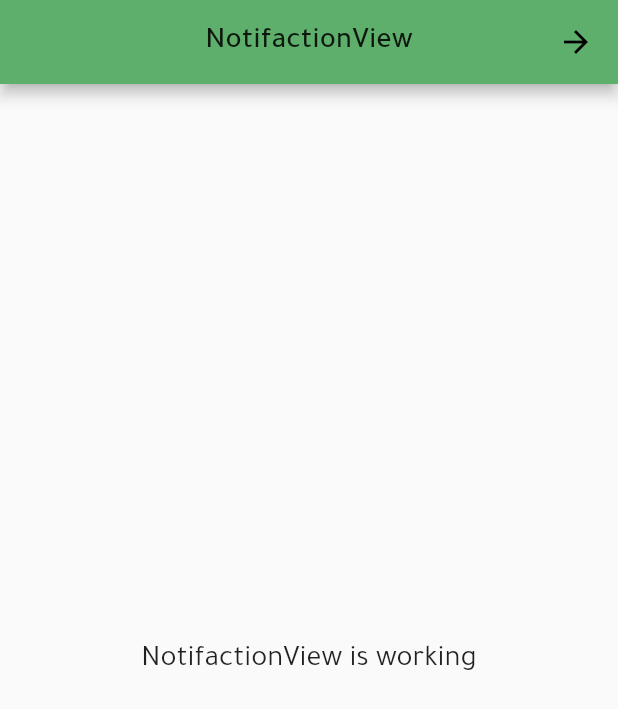
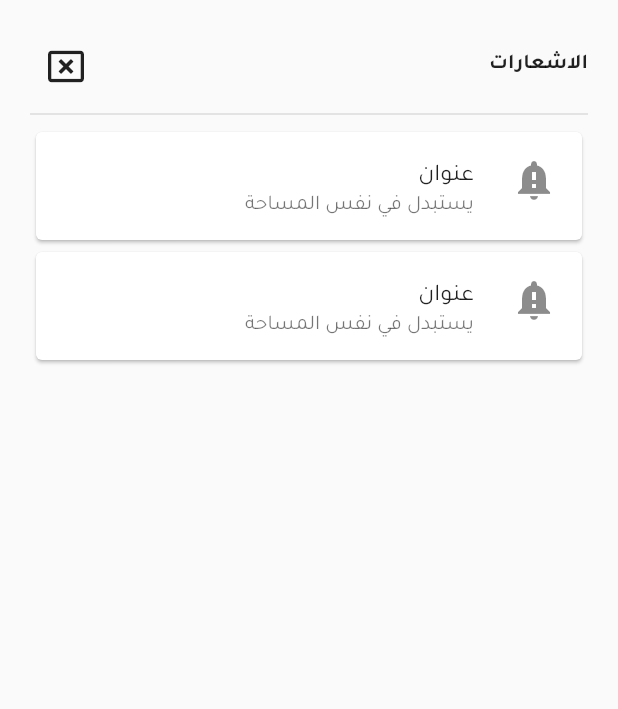
Before and after one commit to MahmedRahman/app-lazam-new, a Flutter app: the NotifactionView screen opened by its route, on a phone screen of 412 x 824 dp. Shown: the top 709 px of the screen. Run offline on Flutter 3.47's test engine with Material 2 defaults, Android fonts, the phone set to English and light mode, and no system bars; our stand-ins replace curved_navigation_bar, flutter_easyloading, flutter_slider_drawer, flutter_svg, font_awesome_flutter, get and 5 more; accounts and stored records are empty; project files that could hold a hidden picture were left out.

```diff
--- a/lib/app/modules/notifaction/views/notifaction_view.dart
+++ b/lib/app/modules/notifaction/views/notifaction_view.dart
@@ -1,4 +1,5 @@
 import 'package:flutter/material.dart';
+import 'package:font_awesome_flutter/font_awesome_flutter.dart';
 
 import 'package:get/get.dart';
 
@@ -8,14 +9,54 @@ class NotifactionView extends GetView<NotifactionController> {
   @override
   Widget build(BuildContext context) {
     return Scaffold(
-      appBar: AppBar(
-        title: Text('NotifactionView'),
-        centerTitle: true,
-      ),
-      body: Center(
-        child: Text(
-          'NotifactionView is working',
-          style: TextStyle(fontSize: 20),
+      body: SafeArea(
+        child: Padding(
+          padding: const EdgeInsets.symmetric(horizontal: 20),
+          child: ListView(
+            children: [
+              SizedBox(
+                height: 20,
+              ),
+              Row(
+                mainAxisAlignment: MainAxisAlignment.spaceBetween,
+                children: [
+                  Text(
+                    'الاشعارات',
+                    style: TextStyle(fontWeight: FontWeight.bold),
+                  ),
+                  IconButton(
+                    icon: Icon(FontAwesomeIcons.windowClose),
+                    onPressed: () {
+                      Get.back();
+                    },
+                  )
+                ],
+              ),
+              Divider(
+                thickness: 1,
+              ),
+              Card(
+                child: ListTile(
+                  title: Text('عنوان'),
+                  subtitle: Text('يستبدل في نفس المساحة'),
+                  leading: Icon(
+                    Icons.notification_important,
+                    size: 32,
+                  ),
+                ),
+              ),
+              Card(
+                child: ListTile(
+                  title: Text('عنوان'),
+                  subtitle: Text('يستبدل في نفس المساحة'),
+                  leading: Icon(
+                    Icons.notification_important,
+                    size: 32,
+                  ),
+                ),
+              )
+            ],
+          ),
         ),
       ),
     );
--- a/lib/app/routes/app_routes.dart
+++ b/lib/app/routes/app_routes.dart
@@ -25,6 +25,7 @@ abstract class Routes {
   static const REQUEST_DETAIL = _Paths.REQUEST_DETAIL;
   static const PROFILE_EVANT_MACKER = _Paths.PROFILE_EVANT_MACKER;
   static const NOTIFACTION = _Paths.NOTIFACTION;
+  static const SETTINGS = _Paths.SETTINGS;
 }
 
 abstract class _Paths {
@@ -51,4 +52,5 @@ abstract class _Paths {
   static const REQUEST_DETAIL = '/RequestDetailView';
   static const PROFILE_EVANT_MACKER = '/profile-evant-macker';
   static const NOTIFACTION = '/notifaction';
+  static const SETTINGS = '/settings';
 }
```
Also changed, not shown: lib/app/modules/layout_food_provider/views/layout_food_provider_view.dart (+52 -6 lines), lib/app/modules/settings/bindings/settings_binding.dart (added, +12 -0 lines), lib/app/modules/settings/controllers/settings_controller.dart (added, +20 -0 lines), lib/app/modules/settings/views/about_view.dart (added, +23 -0 lines), lib/app/modules/settings/views/contactus_view.dart (added, +23 -0 lines), lib/app/modules/settings/views/privacy_view.dart (added, +23 -0 lines), lib/app/modules/settings/views/settings_view.dart (added, +23 -0 lines), lib/app/modules/settings/views/tremes_view.dart (added, +23 -0 lines), lib/app/routes/app_pages.dart (+7 -0 lines).
